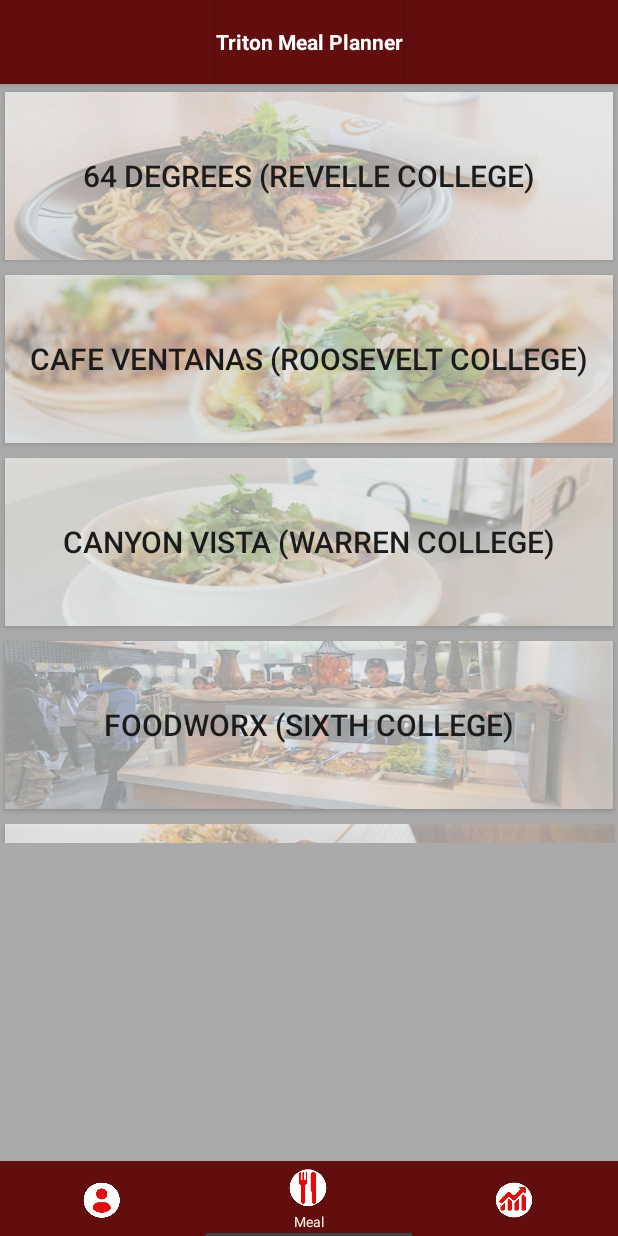
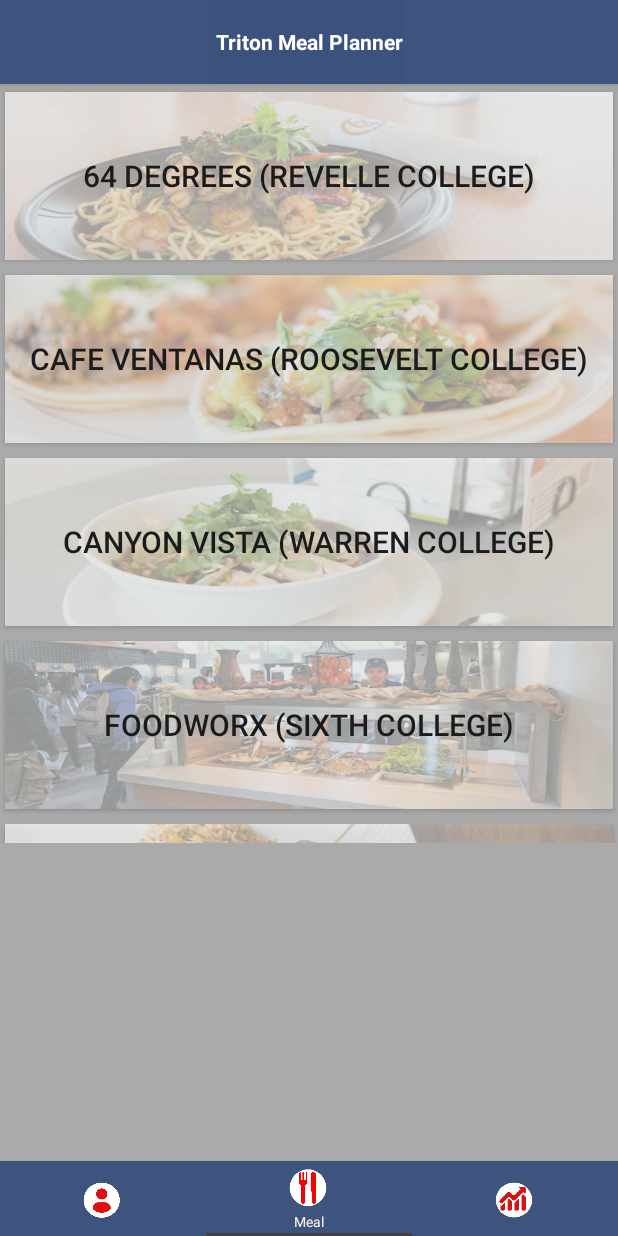
Before and after one commit to YasuChiba/LEET, an Android app: the screen it shows after launch once a user with an empty profile is signed in (MainActivity), on a phone screen of 412 x 824 dp. Run offline under Robolectric (Android 15) with nearby library versions, the phone set to English and light mode, and no system bars; our stand-ins replace Firebase (no records; nobody signed in at launch, a user with empty details on screens opened directly); 19 statements that could not run were skipped.

Commit message:
set color

```diff
--- a/app/src/main/java/com/leet/leet/screen/main/view/MainView.java
+++ b/app/src/main/java/com/leet/leet/screen/main/view/MainView.java
@@ -56,7 +56,7 @@ public class MainView implements MainViewInterface, ViewPager.OnPageChangeListen
         viewPager.setAdapter(viewPagerAdapter);
         viewPager.addOnPageChangeListener(this);
         tabLayout.setupWithViewPager(viewPager);
-        tabLayout.setBackgroundColor(ContextCompat.getColor(ContextManager.getInstance().getApplicationContext(),R.color.LEET_LABEL));
+        tabLayout.setBackgroundColor(ContextCompat.getColor(ContextManager.getInstance().getApplicationContext(),R.color.base_color));
 
         tabLayout.getTabAt(Enums.TabPosition.Profile.getVal()).setCustomView(tabProfile);
         tabLayout.getTabAt(Enums.TabPosition.Meal.getVal()).setCustomView(tabMeal);
--- a/app/src/main/res/layout/view_main.xml
+++ b/app/src/main/res/layout/view_main.xml
@@ -17,6 +17,7 @@
             android:layout_width="wrap_content"
             android:layout_height="match_parent"
             android:layout_gravity="center"
+            android:background="#07000000"
             android:gravity="center"
             android:textStyle="bold" />
 
--- a/app/src/main/res/menu/meal_search_result_view_menu.xml
+++ b/app/src/main/res/menu/meal_search_result_view_menu.xml
@@ -3,7 +3,7 @@
     xmlns:app="http://schemas.android.com/apk/res-auto">
     <item
         android:id="@+id/menu_search"
-        android:icon="@drawable/ic_search_black_24dp"
+        android:icon="@drawable/search_icon"
         android:title="search"
         app:showAsAction="always" />
 </menu>
--- a/app/src/main/res/menu/profile_view_menu.xml
+++ b/app/src/main/res/menu/profile_view_menu.xml
@@ -3,8 +3,11 @@
     <item
         android:id="@+id/logout"
         android:title="@string/logout"
+        android:background="#07000000"
         />
     <item
         android:id="@+id/edit"
-        android:title="@string/editProfile" />
+        android:title="@string/editProfile"
+        android:background="#07000000"
+        />
 </menu>
--- a/app/src/main/res/values/colors.xml
+++ b/app/src/main/res/values/colors.xml
@@ -12,6 +12,7 @@
     <color name="LEET_BACKGROUND">#e00e0e</color>
     <color name="LEET_BUTTON_TEXT">#ffffff</color>
 
+    <color name="base_color">#3d547f</color>
     <color name="light_red">#592323</color>
     <color name="Lable">#630e0e</color>
     <color name="textColor">#333333</color>
--- a/app/src/main/res/values/styles.xml
+++ b/app/src/main/res/values/styles.xml
@@ -6,11 +6,12 @@
         <item name="colorPrimary">@color/colorPrimary</item>
         <item name="colorPrimaryDark">@color/colorPrimary</item>
         <item name="colorAccent">@color/cardview_dark_background</item>
+        <item name="actionOverflowButtonStyle">@style/ToolBarOverflow</item>
     </style>
 
     <style name="ToolbarDesign">
         <item name="theme">@style/ThemeOverlay.AppCompat.Light</item>
-        <item name="android:background">@color/LEET_LABEL</item>
+        <item name="android:background">@color/base_color</item>
         <item name="android:elevation">5dp</item>
         <item name="android:textColor">#ffffffff</item>
     </style>
@@ -25,4 +26,9 @@
         <item name="di_inAnimation">@anim/scale_in</item>
         <item name="di_outAnimation">@anim/scale_out</item>
     </style>
+
+    <style name="ToolBarOverflow" parent="@style/Widget.AppCompat.ActionButton.Overflow" >
+        <item name="android:tint">@color/white</item>
+        <item name="android:colorBackground">@color/white</item>
+    </style>
 </resources>
```
Also changed, not shown: app/src/main/res/drawable-hdpi/search_icon.png (added), app/src/main/res/drawable-mdpi/search_icon.png (added).
